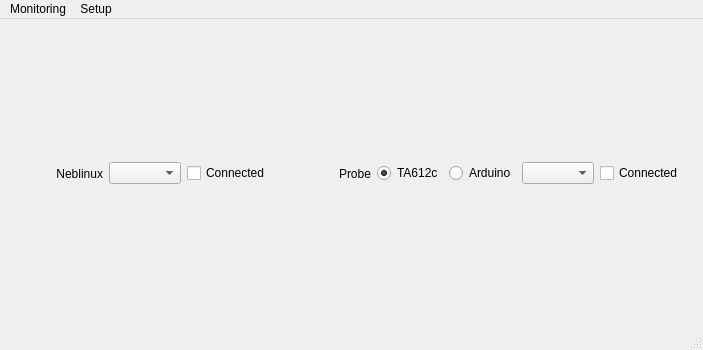
First picture: the form in src/util/MainWindow.ui, repository lcnsqr/neblinux, before the edit.
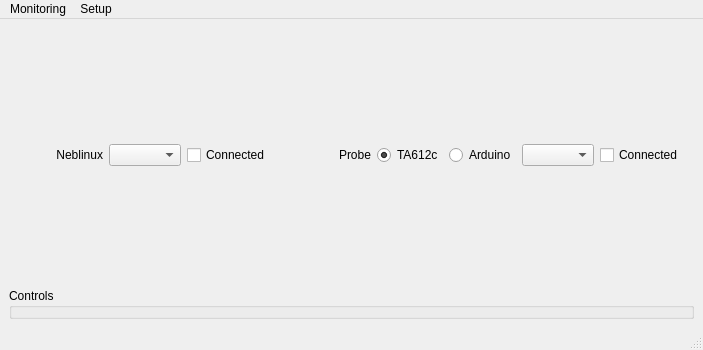
Second picture: the form after the edit. Icons and pictures are not drawn.

What changed in the file:
```diff
--- a/src/util/MainWindow.ui
+++ b/src/util/MainWindow.ui
@@ -115,6 +115,17 @@
     </item>
     <item>
      <layout class="QHBoxLayout" name="dashboard">
+      <item>
+       <layout class="QVBoxLayout" name="left">
+        <item>
+         <widget class="QGroupBox" name="controls">
+          <property name="title">
+           <string>Controls</string>
+          </property>
+         </widget>
+        </item>
+       </layout>
+      </item>
       <item>
        <layout class="QVBoxLayout" name="right"/>
       </item>
```
Left out of the diff: 4 changed lines with no effect on the pictures.
